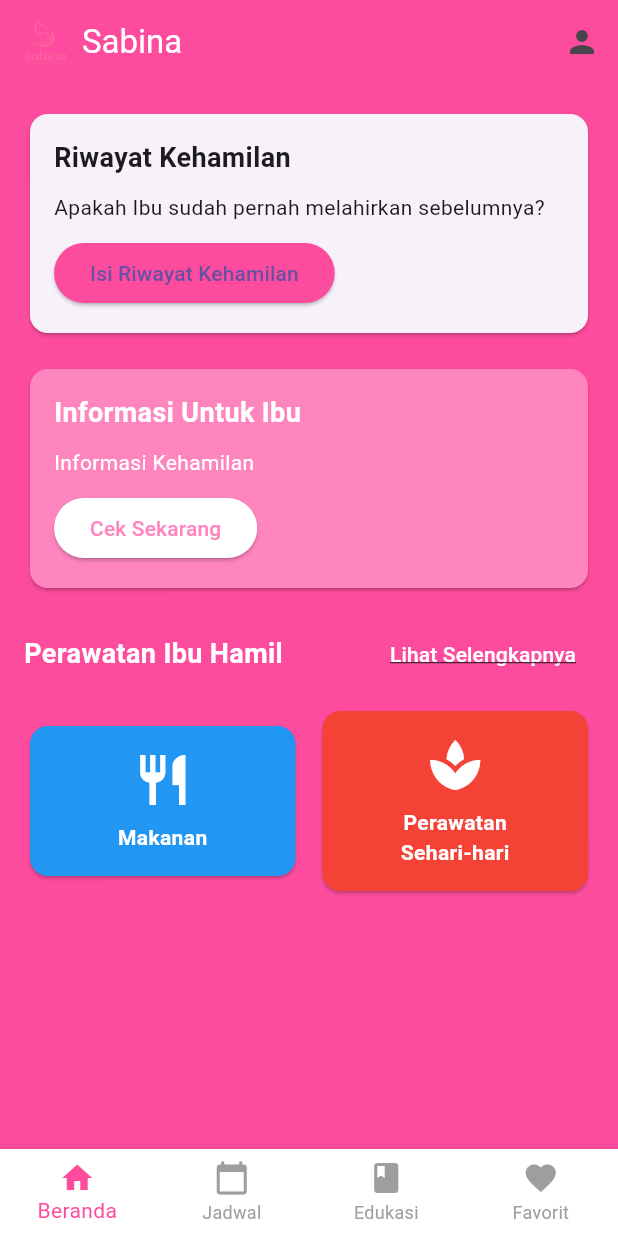
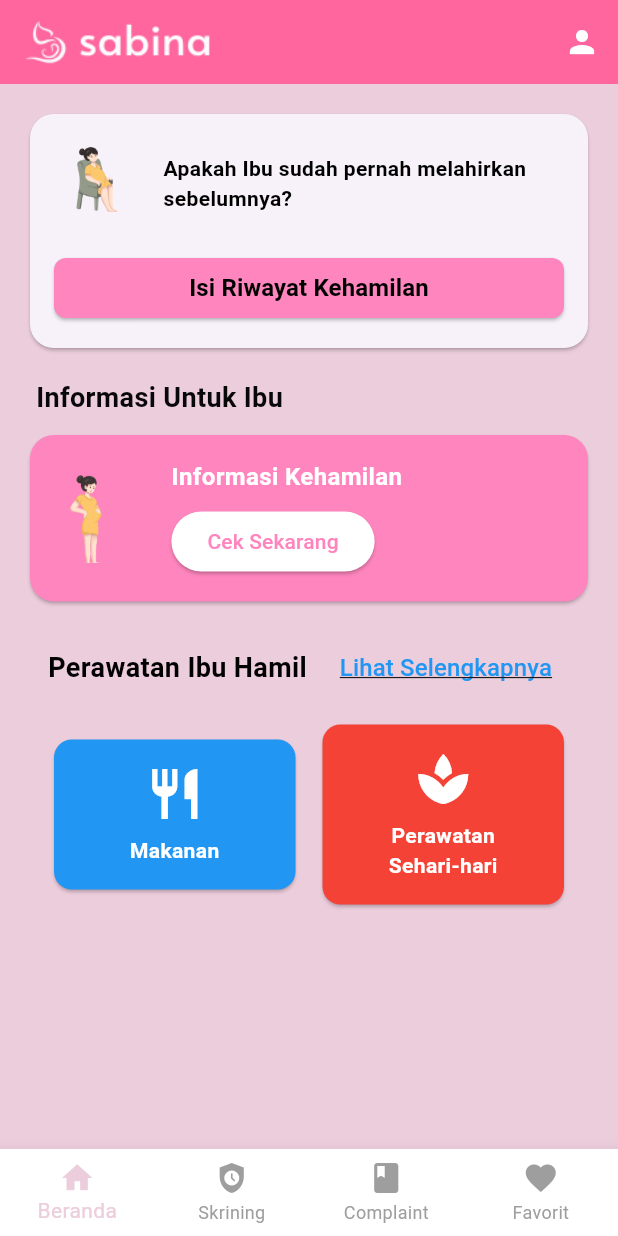
Before and after one commit to presley03/sabina-dart, a Flutter app: the SabinaHomeScreen screen opened directly, on a phone screen of 412 x 824 dp. Run offline on Flutter 3.47's test engine with Material 3 defaults, Android fonts, the phone set to English and light mode, and no system bars; our stand-ins replace sqflite; accounts and stored records are empty.

Commit message:
path: padding

```diff
--- a/lib/screens/home_screen.dart
+++ b/lib/screens/home_screen.dart
@@ -20,6 +20,19 @@ class SabinaHomeScreen extends StatelessWidget {
           children: const [
             PregnancyHistoryCard(),
             SizedBox(height: 16),
+            Padding(
+              padding: EdgeInsets.only(left: 8),
+              child: Text(
+                'Informasi Untuk Ibu',
+                style: TextStyle(
+                  color: Color.fromARGB(255, 8, 8, 8),
+                  fontSize: 18,
+                  fontWeight: FontWeight.bold
+                  ),
+                  textAlign: TextAlign.left,
+              ),
+            ),
+            SizedBox(height: 8),
             InformationSection(),
             SizedBox(height: 16),
             CareSection(),
--- a/lib/utils/constants.dart
+++ b/lib/utils/constants.dart
@@ -1,7 +1,7 @@
 import 'package:flutter/material.dart';
 
 class AppColors {
-  static const Color primaryPink = Color(0xFFFD4C9E);
+  static const Color primaryPink = Color.fromARGB(255, 236, 205, 220);
   static const Color secondaryPink = Color(0xFFFF85BE);
 }
 
@@ -11,4 +11,5 @@ class AppAssets {
   static const String backgroundImage = 'assets/images/sabina_background.png';
   static const String pregnantSitting = 'assets/images/pregnant_sitting.png';
   static const String pregnantStanding = 'assets/images/pregnant_standing.png';
+  static const String backgroundImage1060 = 'assets/images/rectangle_1060.png';
 }
--- a/lib/widgets/app_bar.dart
+++ b/lib/widgets/app_bar.dart
@@ -6,22 +6,38 @@ class SabinaAppBar extends StatelessWidget implements PreferredSizeWidget {
 
   @override
   Widget build(BuildContext context) {
-    return AppBar(
-      backgroundColor: AppColors.primaryPink,
+    return Stack(
+      children: [
+        // Background image
+        Positioned(
+          top: 0,
+          left: 0,
+          right: 0,
+          child: Image.asset(
+            AppAssets.backgroundImage1060,
+            fit: BoxFit.fitWidth,
+            height: kToolbarHeight + MediaQuery.of(context).padding.top,
+          ),
+        ),
+        // AppBar content
+        AppBar(
+          backgroundColor: Colors.transparent,
           elevation: 0,
           title: Row(
             children: [
-          Image.asset(AppAssets.logoHorizontal, height: 30),
-          const SizedBox(width: 10),
-          const Text('Sabina', style: TextStyle(color: Colors.white)),
+              Image.asset(AppAssets.logoVertical, height: 30),
+              const SizedBox(width: 8),
+              const Text('Sabina', style: TextStyle(color: Colors.transparent)),
             ],
           ),
           actions: [
             IconButton(
-          icon: const Icon(Icons.person),
+              icon: const Icon(Icons.person, color: Colors.white),
               onPressed: () {
-            // Navigasi ke halaman profil
+                // Navigasi ke profil
               },
+            ),
+          ],
         ),
       ],
     );
--- a/lib/widgets/bottom_navigation.dart
+++ b/lib/widgets/bottom_navigation.dart
@@ -17,12 +17,12 @@ class SabinaBottomNavigation extends StatelessWidget {
           label: 'Beranda',
         ),
         BottomNavigationBarItem(
-          icon: Icon(Icons.calendar_today),
-          label: 'Jadwal',
+          icon: Icon(Icons.safety_check),
+          label: 'Skrining',
         ),
         BottomNavigationBarItem(
           icon: Icon(Icons.book),
-          label: 'Edukasi',
+          label: 'Complaint',
         ),
         BottomNavigationBarItem(
           icon: Icon(Icons.favorite),
--- a/lib/widgets/care_section.dart
+++ b/lib/widgets/care_section.dart
@@ -5,7 +5,9 @@ class CareSection extends StatelessWidget {
 
   @override
   Widget build(BuildContext context) {
-    return Column(
+    return Padding(
+      padding: const EdgeInsets.symmetric(horizontal: 16), // Ubah padding sesuai dengan "Informasi Untuk Ibu"
+      child: Column(
         crossAxisAlignment: CrossAxisAlignment.start,
         children: [
           Row(
@@ -13,7 +15,12 @@ class CareSection extends StatelessWidget {
             children: [
               const Text(
                 'Perawatan Ibu Hamil',
-              style: TextStyle(fontSize: 18, fontWeight: FontWeight.bold, color: Colors.white),
+                style: TextStyle(
+                  fontSize: 18,
+                  fontWeight: FontWeight.bold,
+                  color: Colors.black,
+                ),
+                textAlign: TextAlign.left,
               ),
               TextButton(
                 onPressed: () {
@@ -21,7 +28,11 @@ class CareSection extends StatelessWidget {
                 },
                 child: const Text(
                   'Lihat Selengkapnya',
-                style: TextStyle(color: Colors.white, decoration: TextDecoration.underline),
+                  style: TextStyle(
+                    fontSize: 16,
+                    color: Colors.blue,
+                    decoration: TextDecoration.underline
+                  ),
                 ),
               ),
             ],
@@ -47,6 +58,7 @@ class CareSection extends StatelessWidget {
             ],
           ),
         ],
+      ),
     );
   }
 
--- a/lib/widgets/information_section.dart
+++ b/lib/widgets/information_section.dart
@@ -7,31 +7,40 @@ class InformationSection extends StatelessWidget {
   @override
   Widget build(BuildContext context) {
     return Card(
+      shape: RoundedRectangleBorder(borderRadius: BorderRadius.circular(16)),
       color: AppColors.secondaryPink,
       child: Padding(
-        padding: const EdgeInsets.all(16.0),
+        padding: const EdgeInsets.all(16),
+        child: Row(
+          children: [
+            Image.asset(AppAssets.pregnantStanding, height: 60),
+            const SizedBox(width: 16),
+            Expanded(
               child: Column(
                 crossAxisAlignment: CrossAxisAlignment.start,
                 children: [
                   const Text(
-              'Informasi Untuk Ibu',
-              style: TextStyle(fontSize: 18, fontWeight: FontWeight.bold, color: Colors.white),
+                    'Informasi Kehamilan',
+                    style: TextStyle(
+                      color: Colors.white,
+                      fontSize: 16,
+                      fontWeight:
+                      FontWeight.bold
                       ),
-            const SizedBox(height: 10),
-            const Text(
-              'Informasi Kehamilan',
-              style: TextStyle(color: Colors.white),
                   ),
-            const SizedBox(height: 10),
+                  const SizedBox(height: 8),
                   ElevatedButton(
+                    onPressed: () {
+                      // Navigasi ke halaman informasi kehamilan
+                    },
                     style: ElevatedButton.styleFrom(
                       backgroundColor: Colors.white,
                       foregroundColor: AppColors.secondaryPink,
                     ),
-              onPressed: () {
-                // Navigasi ke halaman informasi kehamilan
-              },
                     child: const Text('Cek Sekarang'),
+                  ),
+                ],
+              ),
             ),
           ],
         ),
--- a/lib/widgets/pregnancy_history_card.dart
+++ b/lib/widgets/pregnancy_history_card.dart
@@ -7,26 +7,49 @@ class PregnancyHistoryCard extends StatelessWidget {
   @override
   Widget build(BuildContext context) {
     return Card(
+      shape: RoundedRectangleBorder(borderRadius: BorderRadius.circular(16)),
       child: Padding(
-        padding: const EdgeInsets.all(16.0),
+        padding: const EdgeInsets.all(16),
         child: Column(
           crossAxisAlignment: CrossAxisAlignment.start,
           children: [
-            const Text(
-              'Riwayat Kehamilan',
-              style: TextStyle(fontSize: 18, fontWeight: FontWeight.bold),
+            Row(
+              children: [
+                Image.asset(AppAssets.pregnantSitting, height: 60),
+                const SizedBox(width: 16),
+                const Expanded(
+                  child: Text(
+                    'Apakah Ibu sudah pernah melahirkan sebelumnya?',
+                    style: TextStyle(
+                      color: Colors.black,
+                      fontSize: 14,
+                      fontWeight: FontWeight.bold,
+                    ),
+                  ),
+                ),
+              ],
             ),
-            const SizedBox(height: 10),
-            const Text('Apakah Ibu sudah pernah melahirkan sebelumnya?'),
-            const SizedBox(height: 10),
-            ElevatedButton(
-              style: ElevatedButton.styleFrom(
-                backgroundColor: AppColors.primaryPink,
+            const SizedBox(height: 16),
+            SizedBox(
+              width: double.infinity,
+              child: ElevatedButton(
+                onPressed: () {
+                  // Navigasi ke halaman riwayat kehamilan
+                },
+                style: ElevatedButton.styleFrom(
+                  backgroundColor: const Color(0xFFFF85BE),
+                  shape: RoundedRectangleBorder(borderRadius: BorderRadius.circular(8)),
+                ),
+                child: const Text(
+                  'Isi Riwayat Kehamilan',
+                  style: TextStyle(
+                    color: Colors.black,
+                    fontSize: 16,
+                    fontWeight: FontWeight.bold,
+                  ),
+                  textAlign: TextAlign.center,
+                ),
               ),
-              onPressed: () {
-                // Navigasi ke halaman isi riwayat kehamilan
-              },
-              child: const Text('Isi Riwayat Kehamilan'),
             ),
           ],
         ),
```
Also changed, not shown: assets/images/rectangle_1060.png (added). Lines whose indentation alone changed are shown as unchanged.
